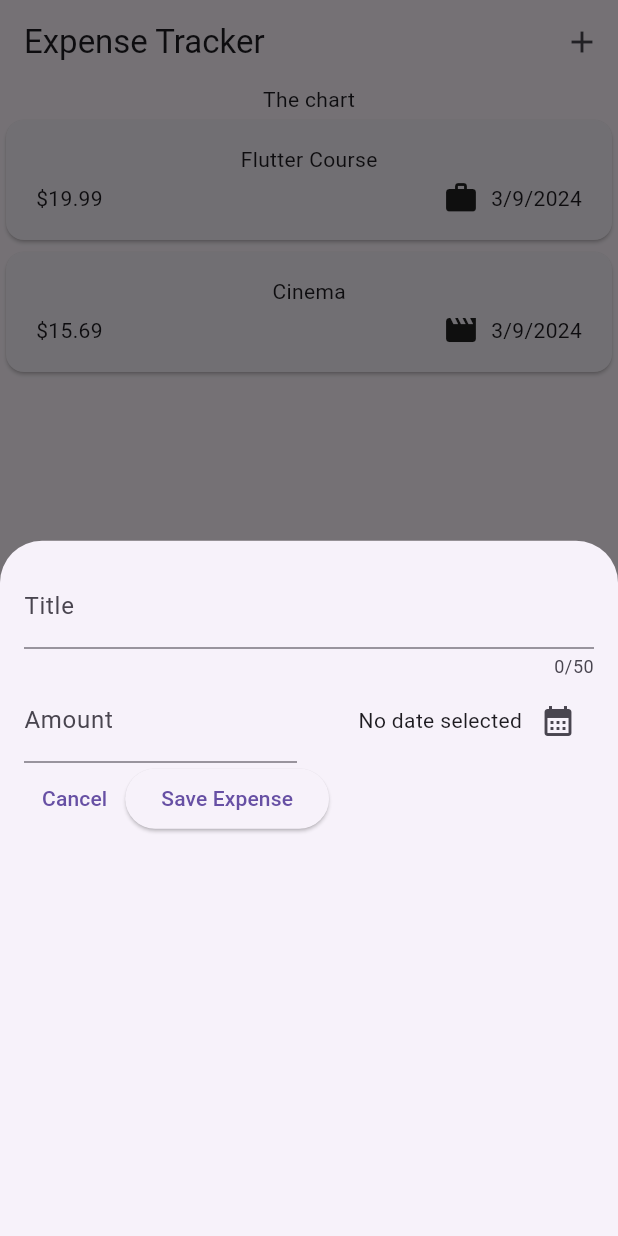
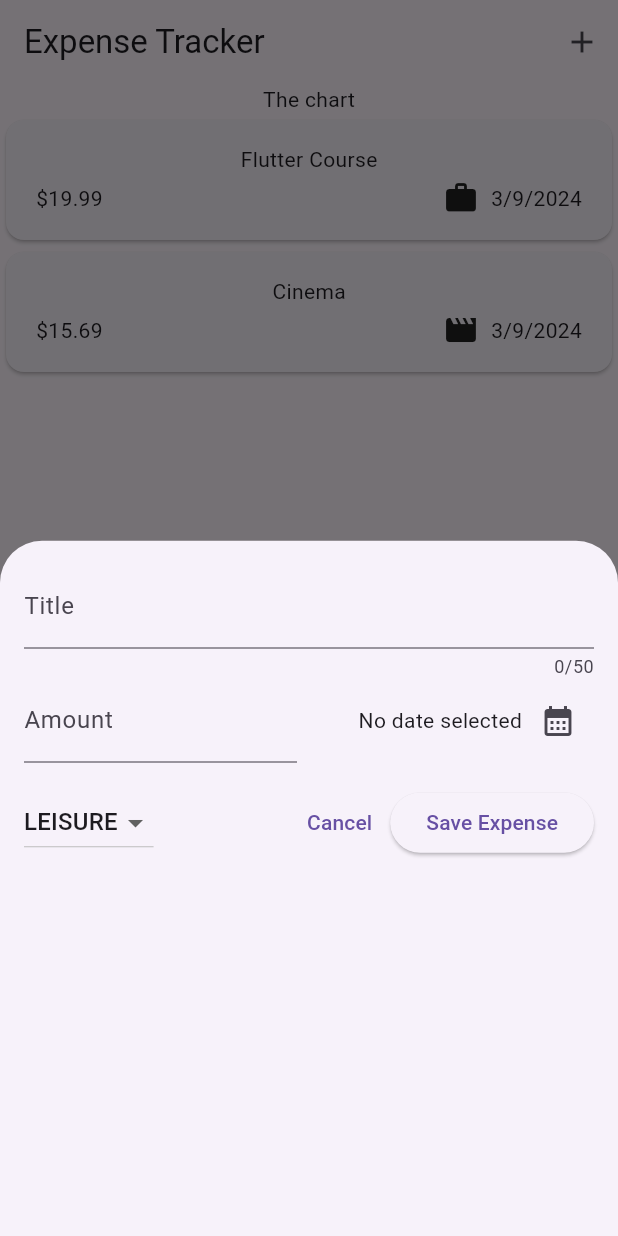
Before and after one commit to mohdshahzil/expense_tracker_app, a Flutter app: the screen it shows after launch, after a tap on the "add" icon, on a phone screen of 412 x 824 dp. Run offline on Flutter 3.47's test engine with Material 3 defaults, Android fonts, the phone set to English and light mode, and no system bars.

Commit message:
dropdown button added

```diff
--- a/lib/models/expense.dart
+++ b/lib/models/expense.dart
@@ -6,13 +6,13 @@ final formatter = DateFormat.yMd();
 
 const uuid = Uuid();
 
-enum Category { food, travel, leisure, work }
+enum Categoryy { food, travel, leisure, work }
 
 const categoryIcons = {
-  Category.food: Icons.lunch_dining,
-  Category.travel: Icons.flight_takeoff,
-  Category.leisure: Icons.movie,
-  Category.work: Icons.work,
+  Categoryy.food: Icons.lunch_dining,
+  Categoryy.travel: Icons.flight_takeoff,
+  Categoryy.leisure: Icons.movie,
+  Categoryy.work: Icons.work,
 };
 
 class Expense {
@@ -27,7 +27,7 @@ class Expense {
   final String title;
   final double amount;
   final DateTime date;
-  final Category category;
+  final Categoryy category;
 
   String get formattedDate {
     return formatter.format(date);
--- a/lib/widgets/expenses.dart
+++ b/lib/widgets/expenses.dart
@@ -16,12 +16,12 @@ class _ExpensesState extends State<Expenses> {
         title: 'Flutter Course',
         amount: 19.99,
         date: DateTime.now(),
-        category: Category.work),
+        category: Categoryy.work),
     Expense(
         title: 'Cinema',
         amount: 15.69,
         date: DateTime.now(),
-        category: Category.leisure),
+        category: Categoryy.leisure),
   ];
 
   void _openAddExpenseOverlay() {
--- a/lib/widgets/new_expense.dart
+++ b/lib/widgets/new_expense.dart
@@ -1,3 +1,4 @@
+import 'package:flutter/foundation.dart';
 import 'package:flutter/material.dart';
 import 'package:expense_tracker_app/models/expense.dart';
 
@@ -12,6 +13,7 @@ class _NewExpenseState extends State<NewExpense> {
   final _titleController = TextEditingController();
   final _amountController = TextEditingController();
   DateTime? _selectedDate;
+  Categoryy _selectedcategory = Categoryy.leisure;
   void _presentDatePicker() async {
     final now = DateTime.now();
     final firstDate = DateTime(now.year - 1, now.month, now.day);
@@ -76,8 +78,33 @@ class _NewExpenseState extends State<NewExpense> {
               )
             ],
           ),
+          const SizedBox(
+            height: 16,
+          ),
           Row(
             children: [
+              DropdownButton(
+                value: _selectedcategory,
+                items: Categoryy.values
+                    .map(
+                      (category) => DropdownMenuItem(
+                        value: category,
+                        child: Text(
+                          category.name.toUpperCase(),
+                        ),
+                      ),
+                    )
+                    .toList(),
+                onChanged: (value) {
+                  setState(() {
+                    if (value == null) {
+                      return;
+                    }
+                    _selectedcategory = value;
+                  });
+                },
+              ),
+              const Spacer(),
               TextButton(
                 onPressed: () {
                   Navigator.pop(context);
```
